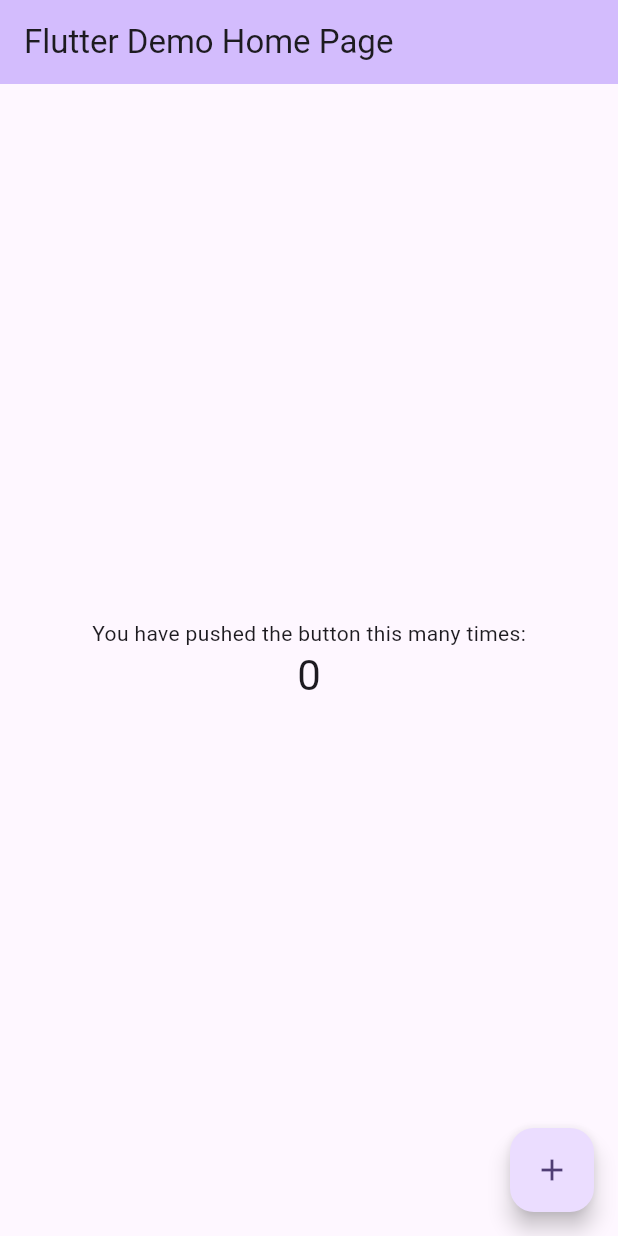
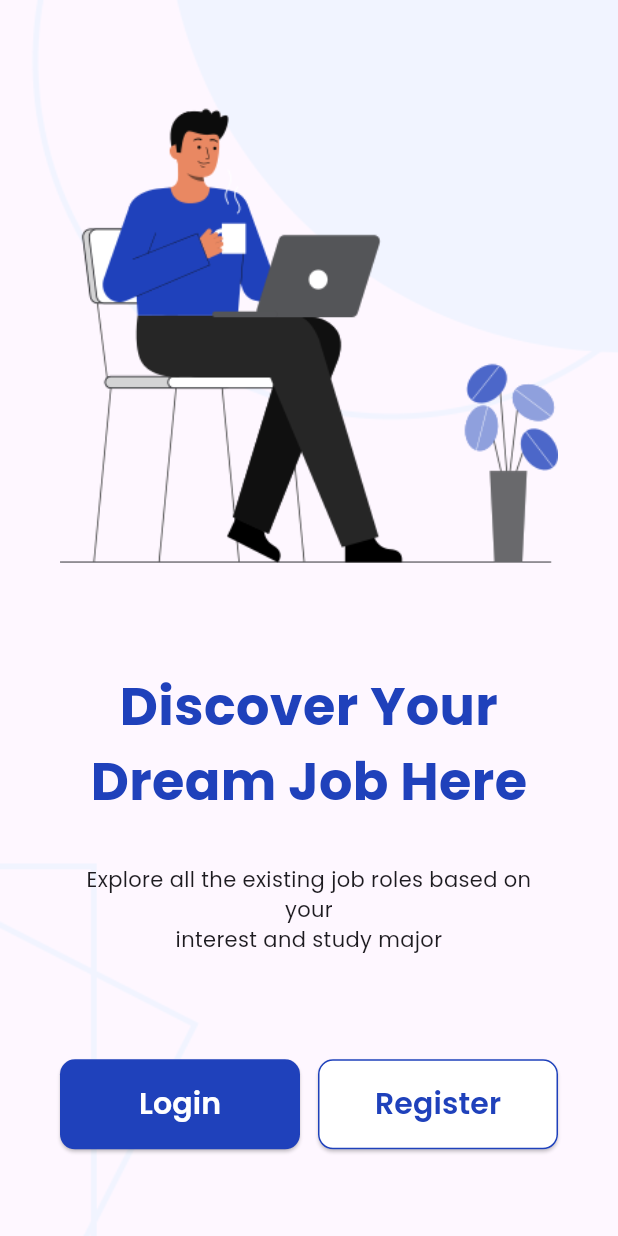
Before and after one commit to devtadanarsa/onboarding-app, a Flutter app: the screen it shows after launch, on a phone screen of 412 x 824 dp. Run offline on Flutter 3.47's test engine with Material 3 defaults, Android fonts, the phone set to English and light mode, and no system bars; our stand-ins replace google_fonts.

Commit message:
add welcome page

```diff
--- a/lib/main.dart
+++ b/lib/main.dart
@@ -1,4 +1,6 @@
 import 'package:flutter/material.dart';
+import 'package:google_fonts/google_fonts.dart';
+import 'package:onboarding_app/pages/welcome_page.dart';
 
 void main() {
   runApp(const MyApp());
@@ -7,119 +9,19 @@
 class MyApp extends StatelessWidget {
   const MyApp({super.key});
 
-  // This widget is the root of your application.
   @override
   Widget build(BuildContext context) {
     return MaterialApp(
-      title: 'Flutter Demo',
-      theme: ThemeData(
-        // This is the theme of your application.
-        //
-        // TRY THIS: Try running your application with "flutter run". You'll see
-        // the application has a purple toolbar. Then, without quitting the app,
-        // try changing the seedColor in the colorScheme below to Colors.green
-        // and then invoke "hot reload" (save your changes or press the "hot
-        // reload" button in a Flutter-supported IDE, or press "r" if you used
-        // the command line to start the app).
-        //
-        // Notice that the counter didn't reset back to zero; the application
-        // state is not lost during the reload. To reset the state, use hot
-        // restart instead.
-        //
-        // This works for code too, not just values: Most code changes can be
-        // tested with just a hot reload.
-        colorScheme: ColorScheme.fromSeed(seedColor: Colors.deepPurple),
-        useMaterial3: true,
-      ),
-      home: const MyHomePage(title: 'Flutter Demo Home Page'),
+      theme: _buildTheme(Brightness.light),
+      home: const WelcomePage(),
+    );
+  }
+
+  ThemeData _buildTheme(brightness) {
+    var baseTheme = ThemeData(brightness: brightness);
+
+    return baseTheme.copyWith(
+      textTheme: GoogleFonts.poppinsTextTheme(baseTheme.textTheme),
     );
   }
 }
-
-class MyHomePage extends StatefulWidget {
-  const MyHomePage({super.key, required this.title});
-
-  // This widget is the home page of your application. It is stateful, meaning
-  // that it has a State object (defined below) that contains fields that affect
-  // how it looks.
-
-  // This class is the configuration for the state. It holds the values (in this
-  // case the title) provided by the parent (in this case the App widget) and
-  // used by the build method of the State. Fields in a Widget subclass are
-  // always marked "final".
-
-  final String title;
-
-  @override
-  State<MyHomePage> createState() => _MyHomePageState();
-}
-
-class _MyHomePageState extends State<MyHomePage> {
-  int _counter = 0;
-
-  void _incrementCounter() {
-    setState(() {
-      // This call to setState tells the Flutter framework that something has
-      // changed in this State, which causes it to rerun the build method below
-      // so that the display can reflect the updated values. If we changed
-      // _counter without calling setState(), then the build method would not be
-      // called again, and so nothing would appear to happen.
-      _counter++;
-    });
-  }
-
-  @override
-  Widget build(BuildContext context) {
-    // This method is rerun every time setState is called, for instance as done
-    // by the _incrementCounter method above.
-    //
-    // The Flutter framework has been optimized to make rerunning build methods
-    // fast, so that you can just rebuild anything that needs updating rather
-    // than having to individually change instances of widgets.
-    return Scaffold(
-      appBar: AppBar(
-        // TRY THIS: Try changing the color here to a specific color (to
-        // Colors.amber, perhaps?) and trigger a hot reload to see the AppBar
-        // change color while the other colors stay the same.
-        backgroundColor: Theme.of(context).colorScheme.inversePrimary,
-        // Here we take the value from the MyHomePage object that was created by
-        // the App.build method, and use it to set our appbar title.
-        title: Text(widget.title),
-      ),
-      body: Center(
-        // Center is a layout widget. It takes a single child and positions it
-        // in the middle of the parent.
-        child: Column(
-          // Column is also a layout widget. It takes a list of children and
-          // arranges them vertically. By default, it sizes itself to fit its
-          // children horizontally, and tries to be as tall as its parent.
-          //
-          // Column has various properties to control how it sizes itself and
-          // how it positions its children. Here we use mainAxisAlignment to
-          // center the children vertically; the main axis here is the vertical
-          // axis because Columns are vertical (the cross axis would be
-          // horizontal).
-          //
-          // TRY THIS: Invoke "debug painting" (choose the "Toggle Debug Paint"
-          // action in the IDE, or press "p" in the console), to see the
-          // wireframe for each widget.
-          mainAxisAlignment: MainAxisAlignment.center,
-          children: <Widget>[
-            const Text(
-              'You have pushed the button this many times:',
-            ),
-            Text(
-              '$_counter',
-              style: Theme.of(context).textTheme.headlineMedium,
-            ),
-          ],
-        ),
-      ),
-      floatingActionButton: FloatingActionButton(
-        onPressed: _incrementCounter,
-        tooltip: 'Increment',
-        child: const Icon(Icons.add),
-      ), // This trailing comma makes auto-formatting nicer for build methods.
-    );
-  }
-}
--- /dev/null
+++ b/lib/pages/welcome_page.dart
@@ -0,0 +1,99 @@
+import 'package:flutter/material.dart';
+import 'package:google_fonts/google_fonts.dart';
+
+class WelcomePage extends StatelessWidget {
+  const WelcomePage({super.key});
+
+  @override
+  Widget build(BuildContext context) {
+    return Scaffold(
+      body: Container(
+        decoration: const BoxDecoration(
+          image: DecorationImage(
+            image: AssetImage("assets/background-img.png"),
+            fit: BoxFit.cover,
+          ),
+        ),
+        child: Padding(
+          padding: const EdgeInsets.only(left: 40, right: 40),
+          child: Column(
+            mainAxisAlignment: MainAxisAlignment.center,
+            children: [
+              const Image(image: AssetImage("assets/work-from-home.png")),
+              Padding(
+                padding: const EdgeInsets.only(top: 50),
+                child: Text(
+                  "Discover Your \nDream Job Here",
+                  textAlign: TextAlign.center,
+                  style: GoogleFonts.poppins(
+                    textStyle: const TextStyle(
+                      fontWeight: FontWeight.bold,
+                      color: Color.fromRGBO(31, 65, 187, 1),
+                      fontSize: 35,
+                    ),
+                  ),
+                ),
+              ),
+              const Padding(
+                padding: EdgeInsets.only(top: 30),
+                child: Text(
+                  "Explore all the existing job roles based on your \ninterest and study major",
+                  textAlign: TextAlign.center,
+                  style: TextStyle(fontSize: 14),
+                ),
+              ),
+              Padding(
+                padding: const EdgeInsets.only(top: 70),
+                child: Row(
+                  mainAxisAlignment: MainAxisAlignment.spaceBetween,
+                  children: [
+                    ElevatedButton(
+                      onPressed: () {},
+                      style: ElevatedButton.styleFrom(
+                        backgroundColor: const Color(0xFF1F41BB),
+                        foregroundColor: Colors.white,
+                        minimumSize: const Size(160, 60),
+                        shape: const RoundedRectangleBorder(
+                          borderRadius: BorderRadius.all(Radius.circular(10)),
+                        ),
+                      ),
+                      child: const Text(
+                        "Login",
+                        style: TextStyle(
+                          color: Colors.white,
+                          fontSize: 20,
+                          fontWeight: FontWeight.w600,
+                        ),
+                      ),
+                    ),
+                    ElevatedButton(
+                      onPressed: () {},
+                      style: ElevatedButton.styleFrom(
+                        side: const BorderSide(
+                          color: Color(0xFF1F41BB),
+                        ),
+                        backgroundColor: Colors.white,
+                        minimumSize: const Size(160, 60),
+                        shape: const RoundedRectangleBorder(
+                          borderRadius: BorderRadius.all(Radius.circular(10)),
+                        ),
+                      ),
+                      child: const Text(
+                        "Register",
+                        style: TextStyle(
+                          color: Color(0xFF1F41BB),
+                          fontSize: 20,
+                          fontWeight: FontWeight.w600,
+                        ),
+                      ),
+                    ),
+                  ],
+                ),
+              )
+            ],
+          ),
+        ),
+      ),
+    );
+  }
+}
```
Also changed, not shown: pubspec.yaml (+6 -4 lines), assets/background-img.png (added), assets/work-from-home.png (added), pubspec.lock, 10 other files.
